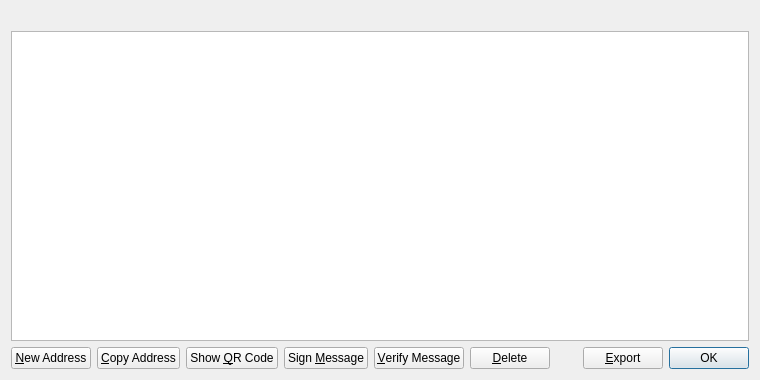
Old version of the form src/qt/forms/addressbookpage.ui in the repository btcdream/ecoin.
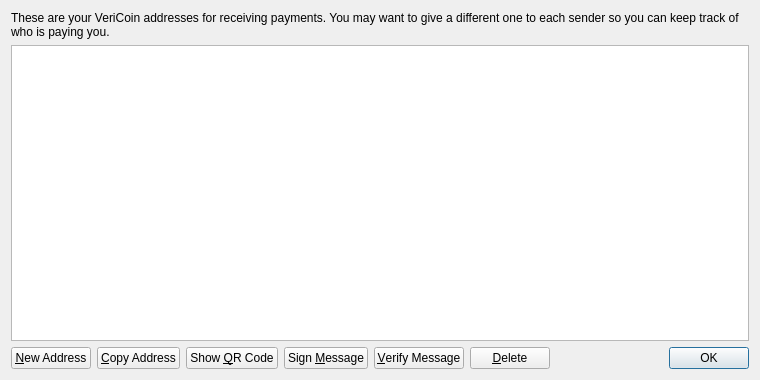
New version of the form. Icons and pictures are not drawn.

Patch:
```diff
--- a/src/qt/forms/addressbookpage.ui
+++ b/src/qt/forms/addressbookpage.ui
@@ -16,6 +16,9 @@
   <layout class="QVBoxLayout" name="verticalLayout">
    <item>
     <widget class="QLabel" name="labelExplanation">
+     <property name="text">
+      <string>These are your VeriCoin addresses for receiving payments. You may want to give a different one to each sender so you can keep track of who is paying you.</string>
+     </property>
      <property name="textFormat">
       <enum>Qt::PlainText</enum>
      </property>
@@ -148,20 +151,6 @@
        </property>
       </spacer>
      </item>
-     <item>
-      <widget class="QPushButton" name="exportButton">
-       <property name="toolTip">
-        <string>Export the data in the current tab to a file</string>
-       </property>
-       <property name="text">
-        <string>&amp;Export</string>
-       </property>
-       <property name="icon">
-        <iconset resource="../bitcoin.qrc">
-         <normaloff>:/icons/export</normaloff>:/icons/export</iconset>
-       </property>
-      </widget>
-     </item>
      <item>
       <widget class="QDialogButtonBox" name="buttonBox">
        <property name="sizePolicy">
```
Left out of the diff: 10 changed lines with no effect on the pictures.
